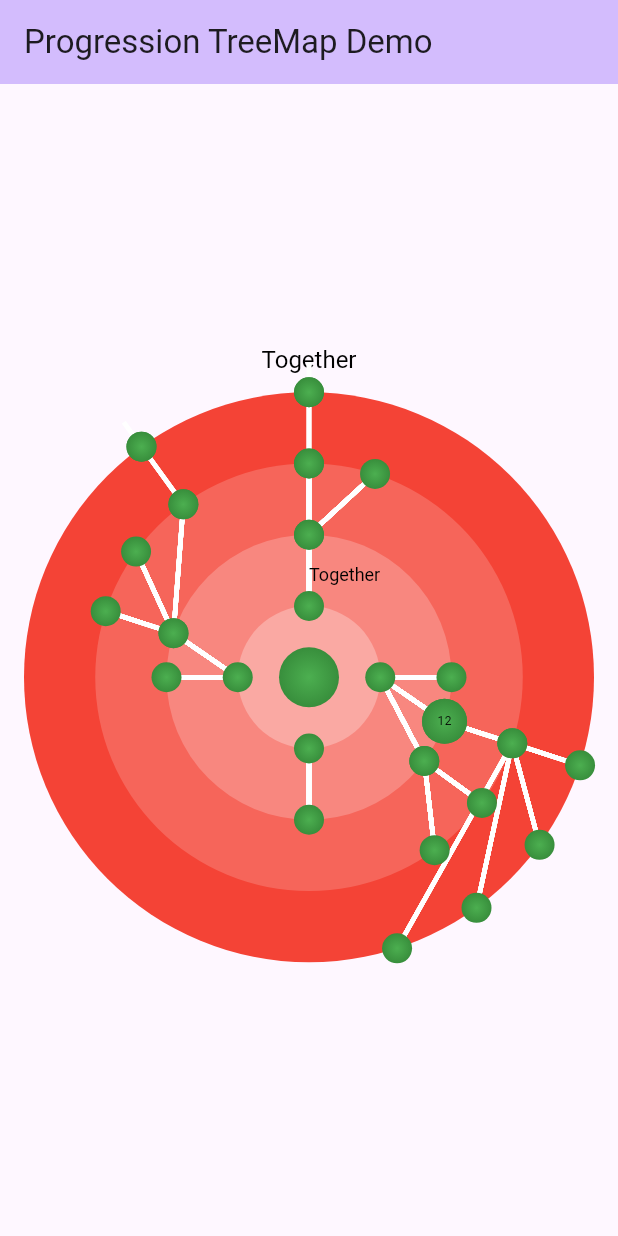
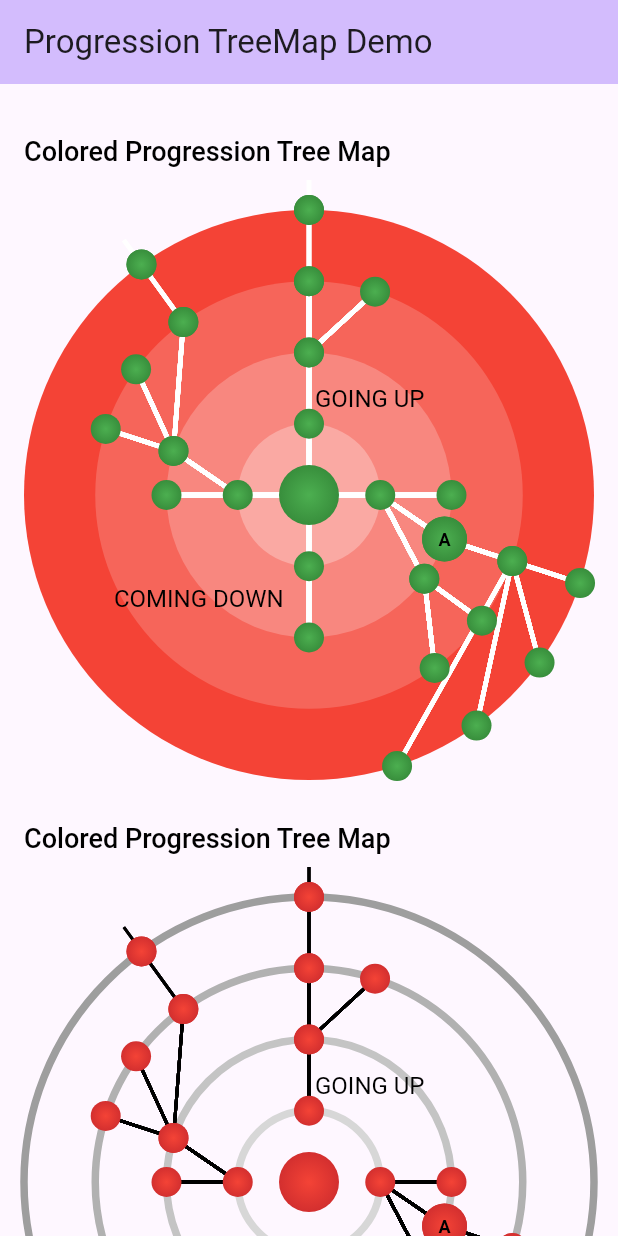
Before and after one commit to Frankline-Sable/progression_tree_map, a Flutter app: the screen it shows after launch, on a phone screen of 412 x 824 dp. Run offline on Flutter 3.47's test engine with Material 2 defaults, Android fonts, the phone set to English and light mode, and no system bars.

Commit message:
Update main.dart

```diff
--- a/lib/main.dart
+++ b/lib/main.dart
@@ -33,33 +33,33 @@ class ProgressionTreeHome extends StatefulWidget {
 }
 
 class _ProgressionTreeHomeState extends State<ProgressionTreeHome> {
-  @override
-  Widget build(BuildContext context) {
-    Map<TreeNode?, List<TreeNode>> nodes = {
-      TreeNode(): [
-        TreeNode(nodes: [
-          const TreeNode(),
+  // Colored Progression TreeMap
+  Map<TreeNode?, List<TreeNode>> get coloredProgressionTreeMapNodes => {
+        const TreeNode(): [
+          const TreeNode(nodes: [
+            TreeNode(),
             TreeNode(
                 size: 30,
-              child: Container(
-                child: const Text(
-                  '12',
-                  style: TextStyle(color: Colors.black, fontSize: 8),
-                ),
+                child: Text(
+                  'A',
+                  style: TextStyle(
+                      color: Colors.black,
+                      fontSize: 12,
+                      fontWeight: FontWeight.bold),
                 ),
                 nodes: [
-                const TreeNode(
+                  TreeNode(
                       nodes: [TreeNode(), TreeNode(), TreeNode(), TreeNode()])
                 ]),
-          const TreeNode(nodes: [TreeNode(), TreeNode()]),
+            TreeNode(nodes: [TreeNode(), TreeNode()]),
           ]),
-        TreeNode(
-            partnerWidgetOffset: Offset(10, 20),
+          const TreeNode(
+              partnerWidgetOffset: Offset(14, 18),
               partnerWidget: Text(
-              "Together",
+                "GOING UP",
                 style: TextStyle(
-                  fontSize: 12,
-                  fontWeight: FontWeight.normal,
+                    fontSize: 16,
+                    fontWeight: FontWeight.w400,
                     letterSpacing: 0,
                     color: Colors.black),
               ),
@@ -75,7 +75,7 @@ class _ProgressionTreeHomeState extends State<ProgressionTreeHome> {
                   TreeNode(),
                 ]),
               ]),
-        TreeNode(nodes: [
+          const TreeNode(nodes: [
             TreeNode(),
             TreeNode(nodes: [
               TreeNode(),
@@ -87,36 +87,140 @@ class _ProgressionTreeHomeState extends State<ProgressionTreeHome> {
               ]),
             ]),
           ]),
-        const TreeNode(nodes: [TreeNode()]),
+          const TreeNode(
+              partnerWidgetOffset: Offset(-120, -20),
+              partnerWidget: Text(
+                "COMING DOWN",
+                style: TextStyle(
+                    fontSize: 16,
+                    fontWeight: FontWeight.w400,
+                    letterSpacing: 0,
+                    color: Colors.black),
+              ),
+              nodes: [TreeNode()]),
         ]
       };
+
+  // Progression TreeMap with  widgets(texts/images)
+  Map<TreeNode?, List<TreeNode>> get progressionTreeMapWithWidgetsNodes => {
+        const TreeNode(): [
+          const TreeNode(nodes: [
+            TreeNode( child: Text(
+              'A',
+              style: TextStyle(
+                  color: Colors.black,
+                  fontSize: 12,
+                  fontWeight: FontWeight.bold),
+            ),),
+            TreeNode(
+                size: 30,
+                child: Text(
+                  'B',
+                  style: TextStyle(
+                      color: Colors.black,
+                      fontSize: 12,
+                      fontWeight: FontWeight.bold),
+                ),
+                nodes: [
+                  TreeNode(
+                      nodes: [TreeNode(), TreeNode(), TreeNode(), TreeNode()])
+                ]),
+            TreeNode(
+                child: Text(
+                  'C',
+                  style: TextStyle(
+                      color: Colors.black,
+                      fontSize: 12,
+                      fontWeight: FontWeight.bold),
+                ),
+                nodes: [TreeNode(), TreeNode()]),
+          ]),
+          const TreeNode(
+              partnerWidgetOffset: Offset(14, 18),
+              partnerWidget: Text(
+                "GOING UP",
+                style: TextStyle(
+                    fontSize: 16,
+                    fontWeight: FontWeight.w400,
+                    letterSpacing: 0,
+                    color: Colors.black),
+              ),
+              nodes: [
+                TreeNode(
+                    child: Icon(Icons.offline_bolt,color: Colors.black, size: 16,),
+                    decoration: null,
+                    nodes: [
+                  TreeNode(nodes: [
+                    TreeNode(nodes: [
+                      TreeNode(nodes: [
+                        TreeNode(),
+                      ]),
+                    ]),
+                  ]),
+                  TreeNode(),
+                ]),
+              ]),
+          const TreeNode(nodes: [
+            TreeNode(),
+            TreeNode(nodes: [
+              TreeNode(),
+              TreeNode(),
+              TreeNode(nodes: [
+                TreeNode(nodes: [
+                  TreeNode(),
+                ]),
+              ]),
+            ]),
+          ]),
+          const TreeNode(
+              partnerWidgetOffset: Offset(-120, -20),
+              partnerWidget: Text(
+                "COMING DOWN",
+                style: TextStyle(
+                    fontSize: 16,
+                    fontWeight: FontWeight.w400,
+                    letterSpacing: 0,
+                    color: Colors.black),
+              ),
+              nodes: [TreeNode()]),
+        ]
+      };
+
+  @override
+  Widget build(BuildContext context) {
     return Scaffold(
       appBar: AppBar(
         backgroundColor: Theme.of(context).colorScheme.inversePrimary,
         title: const Text("Progression TreeMap Demo"),
       ),
-      body: Center(
-        child: SingleChildScrollView(
+      body: SingleChildScrollView(
         padding: const EdgeInsets.symmetric(horizontal: 16, vertical: 16),
         child: Column(
           mainAxisAlignment: MainAxisAlignment.center,
           children: <Widget>[
-              ..._treeMapWithGradient(nodes),
+            ..._coloredProgressionTreeMap(coloredProgressionTreeMapNodes),
+
+            ..._outlinedProgressionTreeMap(coloredProgressionTreeMapNodes),
+            ..._ProgressionTreeMapWithWidgets(progressionTreeMapWithWidgetsNodes),
           ],
-          ),
         ),
       ),
     );
   }
 
-  List<Widget> _treeMapWithGradient(nodes) => [
-        Text(
-          "Together",
+  List<Widget> _coloredProgressionTreeMap(nodes) => [
+        Container(
+          alignment: Alignment.centerLeft,
+          padding: const EdgeInsets.symmetric(vertical: 16),
+          child: const Text(
+            "Colored Progression Tree Map",
+            maxLines: 1,
             style: TextStyle(
-              fontSize: 16,
-              fontWeight: FontWeight.normal,
+                fontSize: 18,
+                fontWeight: FontWeight.w500,
                 letterSpacing: 0,
                 color: Colors.black),
+          ),
         ),
         SizedBox(
           width: 400,
@@ -130,7 +234,7 @@ class _ProgressionTreeHomeState extends State<ProgressionTreeHome> {
             nodeSeparationAngleFac: 1.2,
             globalNodeSize: 20,
             centerNodeSize: 40,
-            linesStartFromOrigin: false,
+            linesStartFromOrigin: true,
             linesStrokeWidth: 3,
             nodeDecoration: BoxDecoration(
                 shape: BoxShape.circle,
@@ -140,4 +244,76 @@ class _ProgressionTreeHomeState extends State<ProgressionTreeHome> {
           ),
         )
       ];
+  List<Widget> _outlinedProgressionTreeMap(nodes) => [
+        Container(
+          alignment: Alignment.centerLeft,
+          padding: const EdgeInsets.symmetric(vertical: 16),
+          child: const Text(
+            "Colored Progression Tree Map",
+            maxLines: 1,
+            style: TextStyle(
+                fontSize: 18,
+                fontWeight: FontWeight.w500,
+                letterSpacing: 0,
+                color: Colors.black),
+          ),
+        ),
+        SizedBox(
+          width: 400,
+          height: 400,
+          child: ProgressionTreeMap(
+            treeNodes: nodes,
+            spacingFactor: 1.0,
+            circleBoundaryPaintingStyle: PaintingStyle.stroke,
+            circleBoundaryColor: Colors.grey,
+            nodePlacement: NodesPlacement.border,
+            nodeSeparationAngleFac: 1.2,
+            globalNodeSize: 20,
+            centerNodeSize: 40,
+            linesStartFromOrigin: false,
+            linesStrokeWidth: 2,
+            linesStrokeColor: Colors.black,
+            nodeDecoration: BoxDecoration(
+                shape: BoxShape.circle,
+                gradient: RadialGradient(
+                  colors: [Colors.red, Colors.red.shade700],
+                )),
+          ),
+        )
+      ];
+
+  List<Widget> _ProgressionTreeMapWithWidgets(nodes) => [
+    Container(
+      alignment: Alignment.centerLeft,
+      padding: const EdgeInsets.symmetric(vertical: 16),
+      child: const Text(
+        "Progression Tree Map Text",
+        maxLines: 1,
+        style: TextStyle(
+            fontSize: 18,
+            fontWeight: FontWeight.w500,
+            letterSpacing: 0,
+            color: Colors.black),
+      ),
+    ),
+    SizedBox(
+      width: 400,
+      height: 400,
+      child: ProgressionTreeMap(
+        treeNodes: nodes,
+        spacingFactor: 1.0,
+        circleBoundaryPaintingStyle: PaintingStyle.fill,
+        circleBoundaryColor: Colors.red,
+        nodePlacement: NodesPlacement.border,
+        nodeSeparationAngleFac: 1.2,
+        globalNodeSize: 20,
+        centerNodeSize: 40,
+        linesStartFromOrigin: true,
+        linesStrokeWidth: 3,
+        nodeDecoration: BoxDecoration(
+            shape: BoxShape.circle,
+            color: Colors.white),
+      ),
+    )
+  ];
 }
```
Lines whose indentation alone changed are shown as unchanged.
